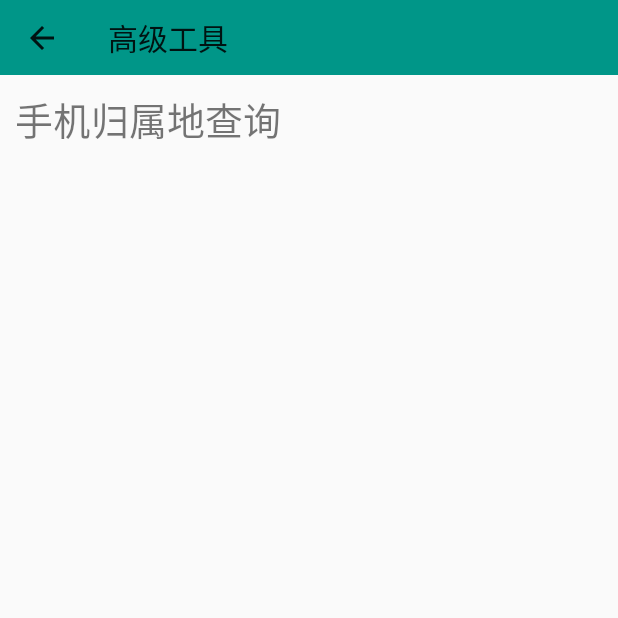
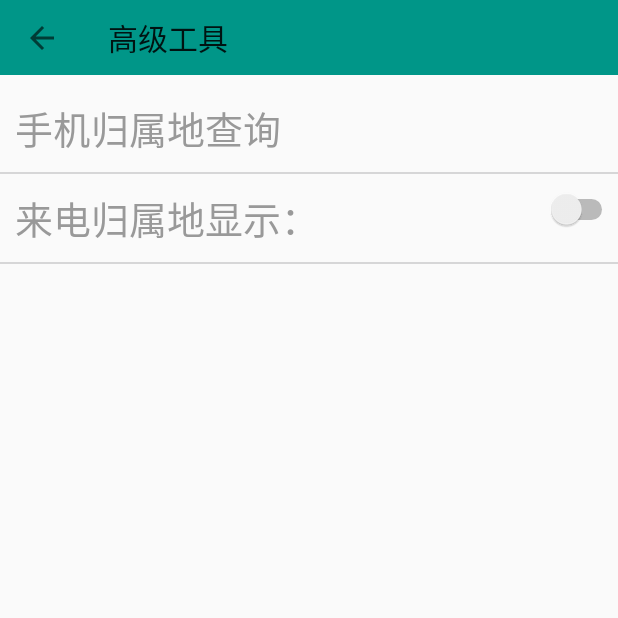
Before and after one commit to hedan806/MobileSafe, an Android app: the AtoolsActivity screen opened directly, with no data from a screen before it, on a phone screen of 412 x 824 dp, the top half of it. Run offline under Robolectric (Android 15) with nearby library versions, the phone set to English and light mode, and no system bars.

Commit message:
来电归属地查询，BaseToolbar的实现

```diff
--- a/app/build.gradle
+++ b/app/build.gradle
@@ -6,7 +6,7 @@ android {
 
     defaultConfig {
         applicationId "com.hedan.mobilesafe"
-        minSdkVersion 11
+        minSdkVersion 14
         targetSdkVersion 22
         versionCode 1
         versionName "1.0"
--- a/app/src/main/AndroidManifest.xml
+++ b/app/src/main/AndroidManifest.xml
@@ -44,6 +44,7 @@
         <activity android:name=".ui.LostSetup4Activity" />
         <activity android:name=".ui.ContactSelectedActivity" />
         <activity android:name=".ui.ChatActivity" />
+        <activity android:name=".ui.QueryNumberActivity"></activity>
         <activity
             android:name=".ui.WXActivity"
             android:label="@string/wx_label"
@@ -64,6 +65,7 @@
             </intent-filter>
         </activity>
 
+        <service android:name=".service.AddressService"></service>
 
         <receiver android:name=".receiver.CallPhoneReceiver">
             <intent-filter android:priority="1000">
--- a/app/src/main/java/com/hedan/mobilesafe/ui/AtoolsActivity.java
+++ b/app/src/main/java/com/hedan/mobilesafe/ui/AtoolsActivity.java
@@ -7,16 +7,21 @@ import android.os.Bundle;
 import android.os.Environment;
 import android.os.Handler;
 import android.os.Message;
+import android.os.ParcelUuid;
 import android.support.v7.app.AppCompatActivity;
 import android.support.v7.widget.Toolbar;
+import android.view.LayoutInflater;
 import android.view.Menu;
 import android.view.MenuItem;
 import android.view.View;
+import android.widget.CompoundButton;
+import android.widget.Switch;
 import android.widget.TextView;
 import android.widget.Toast;
 
 import com.hedan.mobilesafe.R;
 import com.hedan.mobilesafe.engine.DownLoadFileService;
+import com.hedan.mobilesafe.service.AddressService;
 import com.hedan.mobilesafe.util.HttpCallbackListener;
 import com.hedan.mobilesafe.util.HttpUtil;
 import com.hedan.mobilesafe.util.LogUtil;
@@ -26,11 +31,13 @@ import java.io.File;
 /**
  * Created by Administrator on 2015/11/4.
  */
-public class AtoolsActivity extends AppCompatActivity implements View.OnClickListener {
+public class AtoolsActivity extends ToolbarActivity implements View.OnClickListener {
     private static final String TAG = AtoolsActivity.class.getSimpleName();
 
     private TextView tv_query_number;
+    private Switch phone_address;
     private ProgressDialog pd;
+    private Intent serviceIntent;
 
     private static final int SUCCESS = 10;
     private static final int ERROR = 11;
@@ -56,29 +63,41 @@ public class AtoolsActivity extends AppCompatActivity implements View.OnClickLis
         super.onCreate(savedInstanceState);
         setContentView(R.layout.atools_main);
 
-        Toolbar toolbar = (Toolbar) findViewById(R.id.id_base_toolbar);
-        toolbar.setTitle("高级工具");
-        setSupportActionBar(toolbar);
+        serviceIntent = new Intent(AtoolsActivity.this, AddressService.class);
+        initView();
+        tv_query_number.setOnClickListener(this);
+        phone_address.setOnCheckedChangeListener(new CompoundButton.OnCheckedChangeListener() {
+            @Override
+            public void onCheckedChanged(CompoundButton buttonView, boolean isChecked) {
 
+                if(isChecked){
+                    LogUtil.i(TAG,"Switch Open!");
+                    startService(serviceIntent);
+                }else{
+                    LogUtil.i(TAG,"Switch Close!");
+                    stopService(serviceIntent);
+                }
+            }
+        });
+    }
+
+    /**
+     * 初始化控件
+     */
+    private void initView() {
         tv_query_number = (TextView) findViewById(R.id.tv_query_number);
-        tv_query_number.setOnClickListener(this);
+        phone_address = (Switch) findViewById(R.id.id_phone_address);
+    }
+
+    @Override
+    public void onCreateCustomToolbar(Toolbar toolbar) {
+        getSupportActionBar().setTitle("高级工具");
+        super.onCreateCustomToolbar(toolbar);
     }
 
     @Override
     public boolean onCreateOptionsMenu(Menu menu) {
         return super.onCreateOptionsMenu(menu);
-    }
-
-    @Override
-    public boolean onOptionsItemSelected(MenuItem item) {
-        LogUtil.i(TAG,"click item id : " + item.getItemId());
-        switch (item.getItemId()){
-            case android.R.id.home:
-                finish();
-                overridePendingTransition(R.anim.left_iner,R.anim.left_outer);
-                return true;
-        }
-        return super.onOptionsItemSelected(item);
     }
 
     @Override
@@ -94,8 +113,6 @@ public class AtoolsActivity extends AppCompatActivity implements View.OnClickLis
                 }else{
                     //提示用户下载
                     pd = new ProgressDialog(this);
-                    pd.setMessage("正在下载...");
-                    pd.setProgressStyle(ProgressDialog.STYLE_HORIZONTAL);
                     pd.setCancelable(false);
                     //下载文件
                     pd.show();
@@ -106,41 +123,20 @@ public class AtoolsActivity extends AppCompatActivity implements View.OnClickLis
                             boolean sdCardIsRead = Environment.getExternalStorageState().equals(Environment.MEDIA_MOUNTED);
                             LogUtil.i(TAG,"sdcard is open : " + sdCardIsRead);
                             if(sdCardIsRead){
-                                String filepath = Environment.getExternalStorageDirectory().getPath() + "address.db";//"/sdcard/address.db";
-                                HttpUtil.sendHttpRequest(path, new HttpCallbackListener() {
+                                String filepath = Environment.getExternalStorageDirectory().getPath() + "/address.db";//"/sdcard/address.db";
+                                HttpUtil.sendHttpRequestFile(path,filepath,pd, new HttpCallbackListener() {
                                     @Override
-                                    public void onFinish(String response) throws Exception {
-                                        pd.dismiss();
+                                    public void onFinish(Object response) throws Exception {
                                         LogUtil.i(TAG,"response str : " + response);
                                         handler.sendEmptyMessage(SUCCESS);
                                     }
 
                                     @Override
                                     public void onError(Exception e) {
-                                        pd.dismiss();
                                         LogUtil.i(TAG, "error : " + e.getMessage());
                                         handler.sendEmptyMessage(ERROR);
                                     }
                                 });
-                                /*try {
-                                    LogUtil.i(TAG, "start download");
-
-                                    DownLoadFileService service = new DownLoadFileService();
-                                    File file = service.getFile(path, filepath, pd);
-                                    LogUtil.i(TAG, "file name : " + file.getName());
-                                    pd.dismiss();
-                                    LogUtil.i(TAG, "end download");
-                                    Message msg = new Message();
-                                    msg.what = SUCCESS;
-                                    handler.handleMessage(msg);
-                                } catch (Exception e) {
-                                    pd.dismiss();
-                                    LogUtil.i(TAG,"error begin");
-                                    Message msg = new Message();
-                                    msg.what = ERROR;
-                                    handler.handleMessage(msg);
-                                    e.printStackTrace();
-                                }*/
                             }else{
                                 Toast.makeText(getApplicationContext(),"SD卡不可用，无法下载",Toast.LENGTH_SHORT).show();
                                 return ;
@@ -153,7 +149,9 @@ public class AtoolsActivity extends AppCompatActivity implements View.OnClickLis
     }
 
     private boolean isDBexist() {
-        File file = new File(Environment.getExternalStorageDirectory().getPath() + "address.db");
+        String root = Environment.getExternalStorageDirectory().getPath();
+        LogUtil.i(TAG,"root path : " + root);
+        File file = new File(root + "/address.db");
         return file.exists();
     }
 }
--- a/app/src/main/java/com/hedan/mobilesafe/ui/SplashActivity.java
+++ b/app/src/main/java/com/hedan/mobilesafe/ui/SplashActivity.java
@@ -94,10 +94,10 @@ public class SplashActivity extends Activity {
      */
     private void isNeedUpdate(final String version){
         String path = getResources().getString(R.string.updateurl);
-        HttpUtil.sendHttpRequest(path, new HttpCallbackListener() {
+        HttpUtil.sendHttpRequestStr(path, new HttpCallbackListener() {
             @Override
-            public void onFinish(String response) throws Exception {
-                info = UpdateInfoParser.getUpdateInfo(response);
+            public void onFinish(Object response) throws Exception {
+                info = UpdateInfoParser.getUpdateInfo(String.valueOf(response));
                 String up_version = info.getVersion();
                 if (up_version.equalsIgnoreCase(version)) {
                     LogUtil.i(TAG, "版本相同，无需升级");
--- /dev/null
+++ b/app/src/main/java/com/hedan/mobilesafe/ui/ToolbarActivity.java
@@ -0,0 +1,53 @@
+package com.hedan.mobilesafe.ui;
+
+import android.os.Bundle;
+import android.support.annotation.Nullable;
+import android.support.v7.app.ActionBar;
+import android.support.v7.app.AppCompatActivity;
+import android.support.v7.widget.Toolbar;
+import android.view.MenuItem;
+
+import com.hedan.mobilesafe.R;
+import com.hedan.mobilesafe.util.ToolbarHelper;
+
+/**
+ * Created by Administrator on 2015/11/8.
+ */
+public abstract class ToolbarActivity extends AppCompatActivity {
+
+    private Toolbar toolbar;
+    private ToolbarHelper mToolHelper;
+
+    @Override
+    protected void onCreate(Bundle savedInstanceState) {
+        super.onCreate(savedInstanceState);
+    }
+
+    @Override
+    public void setContentView(int layoutResID) {
+        mToolHelper = new ToolbarHelper(this,layoutResID);
+        toolbar = mToolHelper.getToolbar();
+        setContentView(mToolHelper.getContentView());
+        setSupportActionBar(toolbar);
+        /**
+         * 自定义的一些操作
+         */
+        onCreateCustomToolbar(toolbar);
+    }
+
+    public void onCreateCustomToolbar(Toolbar toolbar){
+        toolbar.setContentInsetsRelative(0,0);
+    }
+
+    @Override
+    public boolean onOptionsItemSelected(MenuItem item) {
+        switch (item.getItemId()){
+            case android.R.id.home:
+                finish();
+                overridePendingTransition(R.anim.left_iner, R.anim.left_outer);
+                return true;
+        }
+        return super.onOptionsItemSelected(item);
+    }
+
+}
--- a/app/src/main/java/com/hedan/mobilesafe/util/HttpCallbackListener.java
+++ b/app/src/main/java/com/hedan/mobilesafe/util/HttpCallbackListener.java
@@ -4,6 +4,6 @@ package com.hedan.mobilesafe.util;
  * Created by Administrator on 2015/10/28.
  */
 public interface HttpCallbackListener {
-    void onFinish(String response) throws Exception;
+    void onFinish(Object response) throws Exception;
     void onError(Exception e);
 }
--- /dev/null
+++ b/app/src/main/java/com/hedan/mobilesafe/util/ToolbarHelper.java
@@ -0,0 +1,89 @@
+package com.hedan.mobilesafe.util;
+
+import android.content.Context;
+import android.content.res.TypedArray;
+import android.support.v7.widget.Toolbar;
+import android.view.LayoutInflater;
+import android.view.View;
+import android.view.ViewGroup;
+import android.widget.FrameLayout;
+
+import com.hedan.mobilesafe.R;
+
+/**
+ * Created by Administrator on 2015/11/8.
+ */
+public class ToolbarHelper {
+
+    private Context mContext;
+    private FrameLayout mContentView;
+    private View mUserView;
+    private Toolbar toolbar;
+    private LayoutInflater mInflater;
+
+    /**
+     * 两个属性
+     * 1、toolbar是否悬浮在窗口之上
+     * 2、Toolbar的高度获取
+     */
+    private static int[] ATTRS = {
+            R.attr.windowActionBarOverlay,
+            R.attr.actionBarSize
+    };
+
+    public ToolbarHelper( Context context,int layoutResID) {
+        this.mContext = context;
+        mInflater = LayoutInflater.from(context);
+        /*初始化整个内容*/
+        initContentView();
+        /*初始化用户定义的布局*/
+        initUserView(layoutResID);
+        /*初始化Toolbar*/
+        initToolbar();
+    }
+
+    /**
+     * 初始化Toolbar
+     */
+    private void initToolbar() {
+        View view = mInflater.inflate(R.layout.base_toolbar,mContentView);
+        toolbar = (Toolbar) view.findViewById(R.id.id_base_toolbar);
+    }
+
+    /**
+     * 初始化用户界面
+     * @param layoutResID
+     */
+    private void initUserView(int layoutResID) {
+        mUserView = mInflater.inflate(layoutResID,null);
+        FrameLayout.LayoutParams params = new FrameLayout.LayoutParams(ViewGroup.LayoutParams.MATCH_PARENT, ViewGroup.LayoutParams.MATCH_PARENT);
+        TypedArray typedArray = mContext.getTheme().obtainStyledAttributes(ATTRS);
+        /*获取主题中设置的悬浮标志*/
+        boolean overly = typedArray.getBoolean(0,false);
+        /*获取主题中定义的toolbar高度*/
+        int toolBarSize = (int) typedArray.getDimension(1,(int) mContext.getResources().getDimension(R.dimen.abc_action_bar_default_height_material));
+        typedArray.recycle();
+        /*如果是悬浮状态，则不要设置间距*/
+        params.topMargin = overly ? 0 : toolBarSize;
+        mContentView.addView(mUserView, params);
+    }
+
+
+    /**
+     * 初始化整个内容
+     */
+    private void initContentView() {
+        /*直接创建一个帧布局，作为视图容器的父容器*/
+        mContentView = new FrameLayout(mContext);
+        ViewGroup.LayoutParams params = new ViewGroup.LayoutParams(ViewGroup.LayoutParams.MATCH_PARENT, ViewGroup.LayoutParams.MATCH_PARENT);
+        mContentView.setLayoutParams(params);
+    }
+
+    public FrameLayout getContentView(){
+        return mContentView;
+    }
+
+    public Toolbar getToolbar() {
+        return toolbar;
+    }
+}
--- a/app/src/main/res/layout/atools_main.xml
+++ b/app/src/main/res/layout/atools_main.xml
@@ -4,16 +4,41 @@
     android:layout_height="match_parent"
     android:orientation="vertical">
 
-    <include layout="@layout/base_toolbar"
-        ></include>
+    <RelativeLayout
+        android:layout_width="match_parent"
+        android:layout_height="wrap_content">
 
+        <TextView
+            android:id="@+id/tv_query_number"
+            style="@style/text_info_style"
+            android:text="@string/tv_query_number" />
+    </RelativeLayout>
 
-    <TextView
-        android:id="@+id/tv_query_number"
-        android:layout_margin="10dp"
-        android:textSize="25sp"
-        android:text="@string/tv_query_number"
+    <View
         android:layout_width="match_parent"
-        android:layout_height="wrap_content" />
+        android:layout_height="1dp"
+        android:background="@color/link_text_material_light" />
 
+    <RelativeLayout
+        android:layout_width="match_parent"
+        android:layout_height="wrap_content"
+        android:gravity="center_vertical">
+
+        <TextView
+            style="@style/text_info_style"
+            android:text="@string/phone_address" />
+
+        <Switch
+            android:id="@+id/id_phone_address"
+            android:layout_width="wrap_content"
+            android:layout_height="wrap_content"
+            android:layout_alignParentRight="true"
+            android:layout_marginTop="10dp"
+            android:gravity="center_vertical" />
+    </RelativeLayout>
+
+    <View
+        android:layout_width="match_parent"
+        android:layout_height="1dp"
+        android:background="@color/link_text_material_light" />
 </LinearLayout>
--- a/app/src/main/res/layout/base_toolbar.xml
+++ b/app/src/main/res/layout/base_toolbar.xml
@@ -1,15 +1,18 @@
 <?xml version="1.0" encoding="utf-8"?>
 
-<android.support.v7.widget.Toolbar
-    xmlns:android="http://schemas.android.com/apk/res/android"
+<FrameLayout xmlns:android="http://schemas.android.com/apk/res/android"
     xmlns:app="http://schemas.android.com/apk/res-auto"
-    android:id="@+id/id_base_toolbar"
-    android:layout_width="match_parent"
-    android:layout_height="50dp"
-    android:minHeight="?attr/actionBarSize"
-    app:theme = "@style/ThemeOverlay.AppCompat.ActionBar"
-    app:navigationIcon="?attr/homeAsUpIndicator"
-    app:popupTheme="@style/ThemeOverlay.AppCompat.Light"
-    android:background="?attr/colorPrimary">
+    android:layout_height="match_parent"
+    android:layout_width="match_parent">
 
-</android.support.v7.widget.Toolbar>
+    <android.support.v7.widget.Toolbar
+
+        android:id="@+id/id_base_toolbar"
+        android:layout_width="match_parent"
+        android:layout_height="50dp"
+        android:background="?attr/colorPrimary"
+        android:minHeight="?attr/actionBarSize"
+        app:navigationIcon="?attr/homeAsUpIndicator">
+
+    </android.support.v7.widget.Toolbar>
+</FrameLayout>
--- a/app/src/main/res/values/strings.xml
+++ b/app/src/main/res/values/strings.xml
@@ -54,4 +54,6 @@
     <string name="nav_home">首页</string>
     <string name="nav_message">消息</string>
     <string name="to_main">主界面</string>
+    <string name="atools_title">高级工具</string>
+    <string name="phone_address">来电归属地显示：</string>
 </resources>
--- a/app/src/main/res/values/styles.xml
+++ b/app/src/main/res/values/styles.xml
@@ -25,6 +25,7 @@
         <item name="android:layout_height">wrap_content</item>
     </style>
     <style name="text_info_style">
+        <item name="android:layout_margin">10dp</item>
         <item name="android:textColor" >@color/textcolor</item>
         <item name="android:textSize">25sp</item>
         <item name="android:layout_width">wrap_content</item>
--- a/gradle.properties
+++ b/gradle.properties
@@ -11,7 +11,7 @@
 # The setting is particularly useful for tweaking memory settings.
 # Default value: -Xmx10248m -XX:MaxPermSize=256m
 # org.gradle.jvmargs=-Xmx2048m -XX:MaxPermSize=512m -XX:+HeapDumpOnOutOfMemoryError -Dfile.encoding=UTF-8
-
+org.gradle.jvmargs=-Xmx512m -XX:MaxPermSize=512m -Dfile.encoding=UTF-8
 # When configured, Gradle will run in incubating parallel mode.
 # This option should only be used with decoupled projects. More details, visit
 # http://www.gradle.org/docs/current/userguide/multi_project_builds.html#sec:decoupled_projects
```
Also changed, not shown: app/src/main/java/com/hedan/mobilesafe/engine/NumberAddressService.java (+16 -9 lines), app/src/main/java/com/hedan/mobilesafe/service/AddressService.java (added, +65 -0 lines), app/src/main/java/com/hedan/mobilesafe/ui/BaseActivity.java (added, +57 -0 lines), app/src/main/java/com/hedan/mobilesafe/ui/MainActivity.java (+8 -1 lines), app/src/main/java/com/hedan/mobilesafe/ui/QueryNumberActivity.java (+19 -10 lines), app/src/main/java/com/hedan/mobilesafe/util/HttpUtil.java (+72 -7 lines), app/src/main/res/layout/atools_query_number.xml (+7 -1 lines), app/src/main/res/layout/toolbar_title.xml (added, +12 -0 lines).
